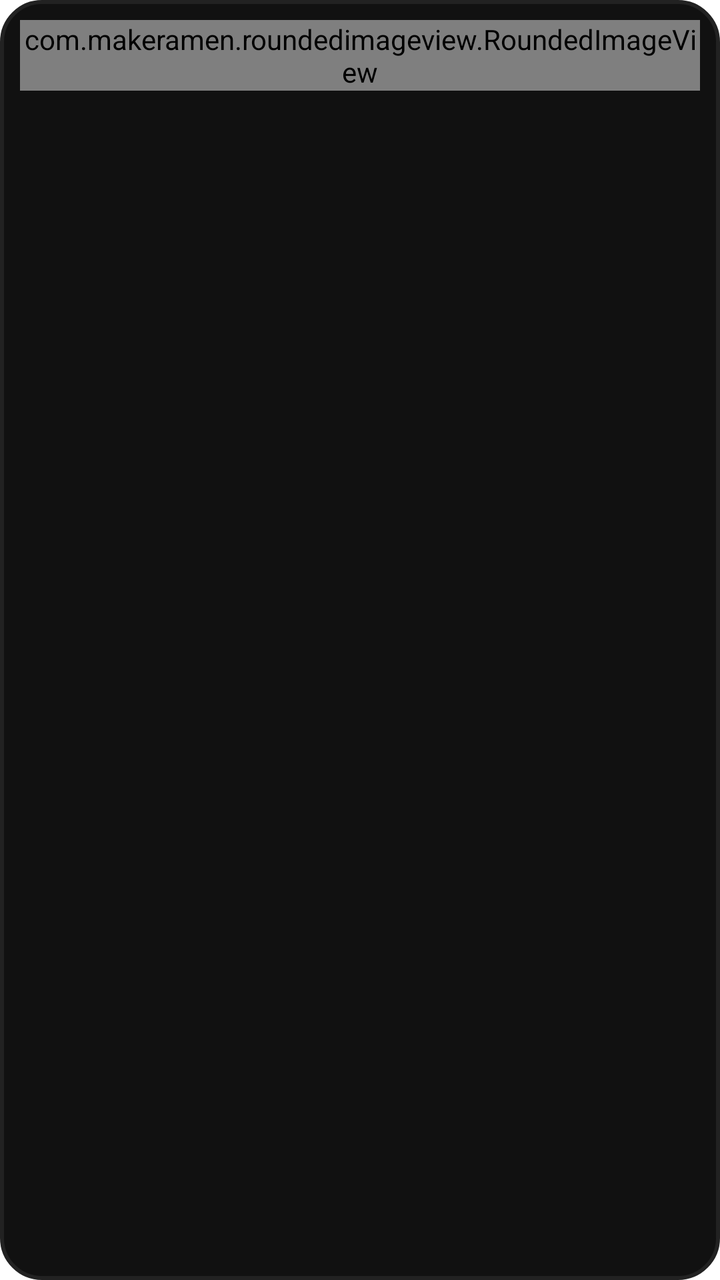
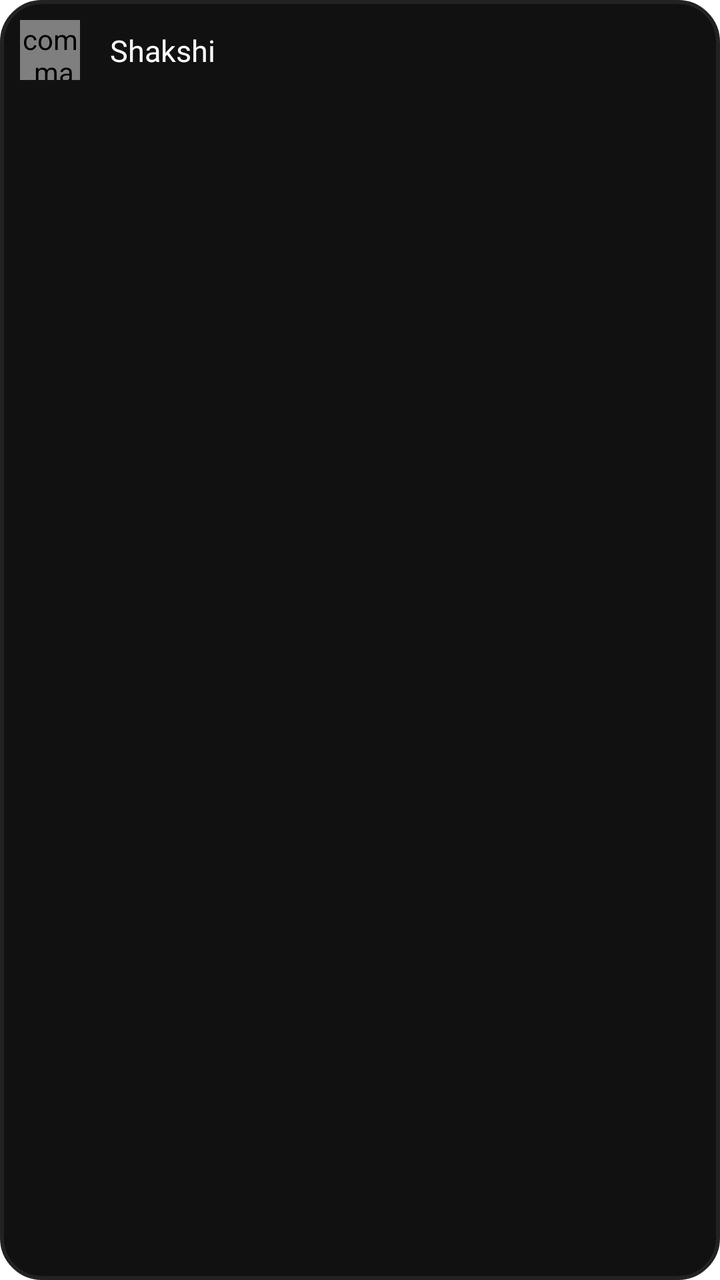

Two renders of the same Android screen: before a commit and after it. Below are the layout's source before the change and the commit's diff.
<!-- AndroidManifest.xml: application theme AppTheme -->
<!-- res/layout/member_layout.xml -->
<?xml version="1.0" encoding="utf-8"?>
<layout>

<LinearLayout xmlns:android="http://schemas.android.com/apk/res/android"
    android:layout_width="wrap_content"
    android:layout_height="wrap_content"
    android:id="@+id/memberLay"
    android:background="@drawable/dark_grey_bg"
    android:layout_margin="@dimen/_5dp"
    android:padding="@dimen/_10dp">

    <com.makeramen.roundedimageview.RoundedImageView
        android:id="@+id/profilephoto"
        android:layout_width="wrap_content"
        android:layout_height="wrap_content"
        android:src="@drawable/profilephoto" />

    <TextView
        android:id="@+id/nameOfMember"
        android:layout_width="wrap_content"
        android:layout_height="wrap_content"
        android:layout_margin="@dimen/_5dp"
        android:fontFamily="@font/dm_sans"
        android:paddingStart="@dimen/_10"
        android:text="Shakshi"
        android:textColor="@color/white"
        android:textSize="@dimen/_15" />

    <ImageView
        android:id="@+id/delete"
        android:layout_width="@dimen/_20dp"
        android:visibility="invisible"
        android:layout_height="@dimen/_20dp"
        android:layout_marginStart="@dimen/_10"
        android:src="@drawable/small_cross" />
</LinearLayout>
</layout>
<!-- resources referenced by this layout -->
<resources>
  <color name="white">#FFFFFF</color>
  <dimen name="_10">10dp</dimen>
  <dimen name="_10dp">10dp</dimen>
  <dimen name="_15">15dp</dimen>
  <dimen name="_20dp">20dp</dimen>
  <dimen name="_5dp">5dp</dimen>
  <!-- drawable dark_grey_bg (drawable) -->
  <?xml version="1.0" encoding="utf-8"?>
  <shape xmlns:android="http://schemas.android.com/apk/res/android"
      android:shape="rectangle">
      <solid android:color="@color/greyBackground"/>
      <corners android:radius="@dimen/_20dp"/>
      <stroke
          android:width="2dp" android:color="@color/strokeBlack"/>
  </shape>
  <!-- drawable profilephoto: png bitmap (drawable, 10711 bytes) -->
  <!-- drawable small_cross: png bitmap (drawable, 432 bytes) -->
  <style name="AppTheme" parent="Theme.MaterialComponents.Light.NoActionBar">
          <item name="colorPrimaryDark">@color/black</item>
          <item name="colorSurface">@color/white</item>
      </style>
  <color name="greyBackground">#111111</color>
  <color name="strokeBlack">#222222</color>
  <color name="black">#FF000000</color>
</resources>

<!-- the commit's change to res/layout/member_layout.xml (unified diff, before → after) -->
@@ -1,5 +1,5 @@
 <?xml version="1.0" encoding="utf-8"?>
-<layout>
+<layout xmlns:app="http://schemas.android.com/apk/res-auto">
 
 <LinearLayout xmlns:android="http://schemas.android.com/apk/res/android"
     android:layout_width="wrap_content"
@@ -11,8 +11,9 @@
 
     <com.makeramen.roundedimageview.RoundedImageView
         android:id="@+id/profilephoto"
-        android:layout_width="wrap_content"
-        android:layout_height="wrap_content"
+        android:layout_width="30dp"
+        app:riv_oval="true"
+        android:layout_height="30dp"
         android:src="@drawable/profilephoto" />
 
     <TextView
